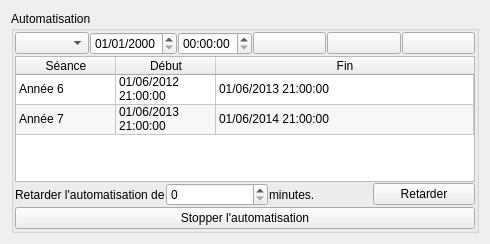
The window that src/automationwidget.ui (cinemaouvert/OPP) describes before a commit, drawn with Qt 5.
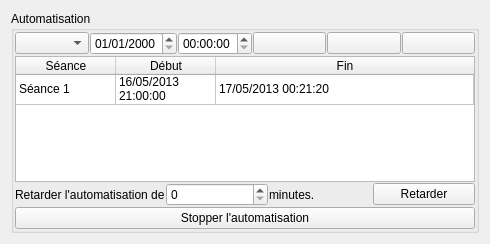
The same window after the commit. Icons and pictures are not drawn.

Diff of the .ui file:
```diff
--- a/src/automationwidget.ui
+++ b/src/automationwidget.ui
@@ -122,11 +122,6 @@
           <string>Nouvelle automatisation</string>
          </property>
         </row>
-        <row>
-         <property name="text">
-          <string>Nouvelle ligne</string>
-         </property>
-        </row>
         <column>
          <property name="text">
           <string>Séance</string>
@@ -144,32 +139,17 @@
         </column>
         <item row="0" column="0">
          <property name="text">
-          <string>Année 6</string>
+          <string>Séance 1</string>
          </property>
         </item>
         <item row="0" column="1">
          <property name="text">
-          <string>01/06/2012 21:00:00</string>
+          <string>16/05/2013 21:00:00</string>
          </property>
         </item>
         <item row="0" column="2">
          <property name="text">
-          <string>01/06/2013 21:00:00</string>
-         </property>
-        </item>
-        <item row="1" column="0">
-         <property name="text">
-          <string>Année 7</string>
-         </property>
-        </item>
-        <item row="1" column="1">
-         <property name="text">
-          <string>01/06/2013 21:00:00</string>
-         </property>
-        </item>
-        <item row="1" column="2">
-         <property name="text">
-          <string>01/06/2014 21:00:00</string>
+          <string>17/05/2013 00:21:20</string>
          </property>
         </item>
        </widget>
```
